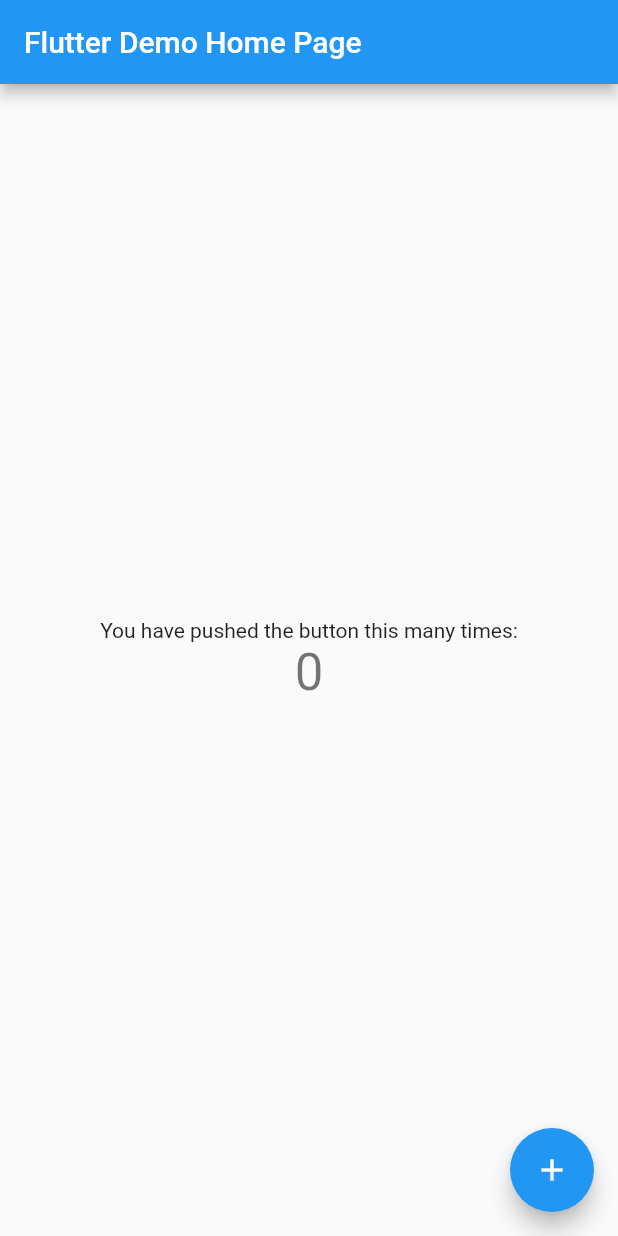
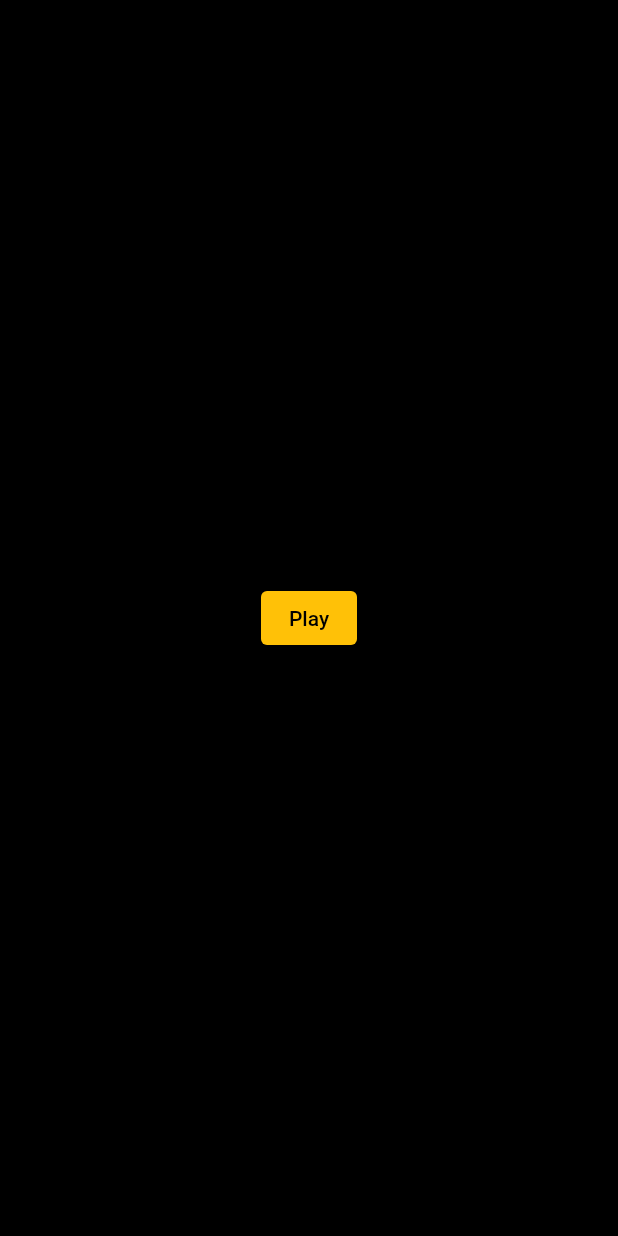
Before and after one commit to xaakib/MacOS-App, a Flutter app: the screen it shows after launch, on a phone screen of 412 x 824 dp. Run offline on Flutter 3.47's test engine with Material 2 defaults, Android fonts, the phone set to English and light mode, and no system bars; our stand-ins replace better_player.

Commit message:
working wellpaper app

```diff
--- a/lib/main.dart
+++ b/lib/main.dart
@@ -1,4 +1,5 @@
 import 'package:flutter/material.dart';
+import 'dart:ui';
 
 void main() {
   runApp(const MyApp());
@@ -12,104 +13,35 @@
   Widget build(BuildContext context) {
     return MaterialApp(
       title: 'Flutter Demo',
+      debugShowCheckedModeBanner: false,
       theme: ThemeData(
-        // This is the theme of your application.
-        //
-        // Try running your application with "flutter run". You'll see the
-        // application has a blue toolbar. Then, without quitting the app, try
-        // changing the primarySwatch below to Colors.green and then invoke
-        // "hot reload" (press "r" in the console where you ran "flutter run",
-        // or simply save your changes to "hot reload" in a Flutter IDE).
-        // Notice that the counter didn't reset back to zero; the application
-        // is not restarted.
-        primarySwatch: Colors.blue,
+        primarySwatch: Colors.amber,
       ),
-      home: const MyHomePage(title: 'Flutter Demo Home Page'),
+      home: HomePage(),
     );
   }
 }
 
-class MyHomePage extends StatefulWidget {
-  const MyHomePage({Key? key, required this.title}) : super(key: key);
-
-  // This widget is the home page of your application. It is stateful, meaning
-  // that it has a State object (defined below) that contains fields that affect
-  // how it looks.
-
-  // This class is the configuration for the state. It holds the values (in this
-  // case the title) provided by the parent (in this case the App widget) and
-  // used by the build method of the State. Fields in a Widget subclass are
-  // always marked "final".
-
-  final String title;
+class HomePage extends StatefulWidget {
+  const HomePage({Key? key}) : super(key: key);
 
   @override
-  State<MyHomePage> createState() => _MyHomePageState();
+  _HomePageState createState() => _HomePageState();
 }
 
-class _MyHomePageState extends State<MyHomePage> {
-  int _counter = 0;
-
-  void _incrementCounter() {
-    setState(() {
-      // This call to setState tells the Flutter framework that something has
-      // changed in this State, which causes it to rerun the build method below
-      // so that the display can reflect the updated values. If we changed
-      // _counter without calling setState(), then the build method would not be
-      // called again, and so nothing would appear to happen.
-      _counter++;
-    });
-  }
-
+class _HomePageState extends State<HomePage> {
   @override
   Widget build(BuildContext context) {
-    // This method is rerun every time setState is called, for instance as done
-    // by the _incrementCounter method above.
-    //
-    // The Flutter framework has been optimized to make rerunning build methods
-    // fast, so that you can just rebuild anything that needs updating rather
-    // than having to individually change instances of widgets.
     return Scaffold(
-      appBar: AppBar(
-        // Here we take the value from the MyHomePage object that was created by
-        // the App.build method, and use it to set our appbar title.
-        title: Text(widget.title),
-      ),
-      body: Center(
-        // Center is a layout widget. It takes a single child and positions it
-        // in the middle of the parent.
-        child: Column(
-          // Column is also a layout widget. It takes a list of children and
-          // arranges them vertically. By default, it sizes itself to fit its
-          // children horizontally, and tries to be as tall as its parent.
-          //
-          // Invoke "debug painting" (press "p" in the console, choose the
-          // "Toggle Debug Paint" action from the Flutter Inspector in Android
-          // Studio, or the "Toggle Debug Paint" command in Visual Studio Code)
-          // to see the wireframe for each widget.
-          //
-          // Column has various properties to control how it sizes itself and
-          // how it positions its children. Here we use mainAxisAlignment to
-          // center the children vertically; the main axis here is the vertical
-          // axis because Columns are vertical (the cross axis would be
-          // horizontal).
-          mainAxisAlignment: MainAxisAlignment.center,
-          children: <Widget>[
-            const Text(
-              'You have pushed the button this many times:',
-            ),
-            Text(
-              '$_counter',
-              style: Theme.of(context).textTheme.headline4,
-            ),
-          ],
+      body: Container(
+        color: Colors.black,
+        child: Center(
+          child: ElevatedButton(
+            child: Text("Play"),
+            onPressed: () {},
+          ),
         ),
       ),
-      floatingActionButton: FloatingActionButton(
-        onPressed: _incrementCounter,
-        tooltip: 'Increment',
-        child: const Icon(Icons.add),
-      ), // This trailing comma makes auto-formatting nicer for build methods.
     );
   }
 }
```
Also changed, not shown: lib/screens/better_player_Screen.dart (added, +27 -0 lines), pubspec.yaml (+4 -12 lines), pubspec.lock, 7 other files.
